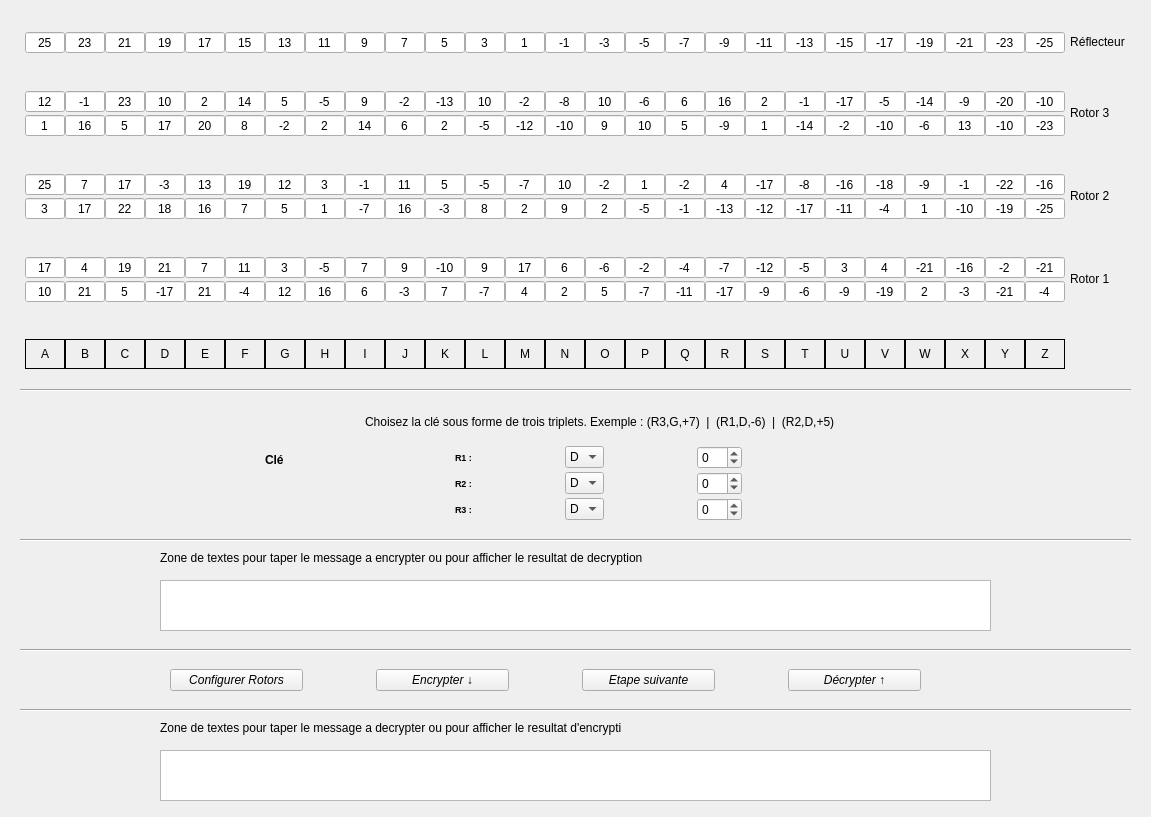
This is ui/qt.ui in PyTaki/TpMachineEnigma as Qt 5 draws it before an edit. The edited form follows.
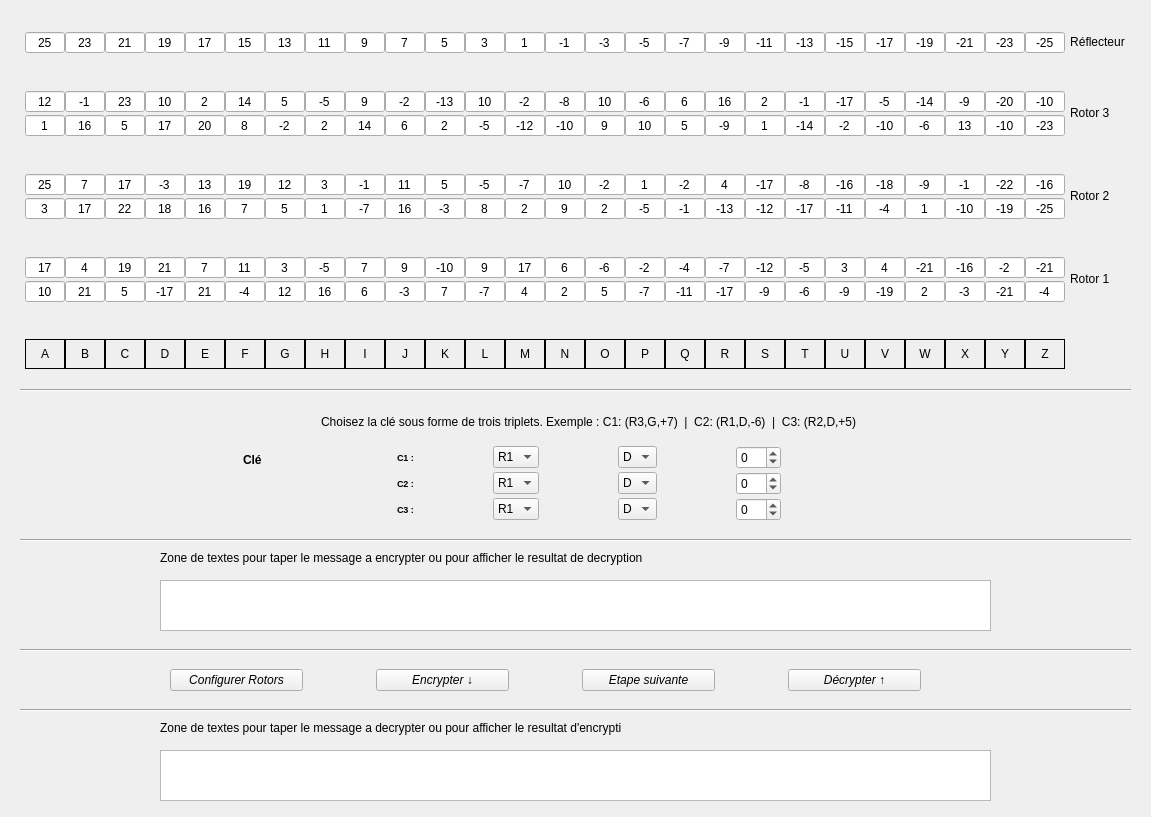
This is the edited form. Icons and pictures are not drawn.

Commit message: il reste que le decalage de des rotors lors de l'(en/de)cryption

```diff
--- a/ui/qt.ui
+++ b/ui/qt.ui
@@ -7438,7 +7438,7 @@
          </font>
         </property>
         <property name="text">
-         <string>Choisez la clé sous forme de trois triplets. Exemple : (R3,G,+7)  |  (R1,D,-6)  |  (R2,D,+5)</string>
+         <string>Choisez la clé sous forme de trois triplets. Exemple : C1: (R3,G,+7)  |  C2: (R1,D,-6)  |  C3: (R2,D,+5)</string>
         </property>
        </widget>
       </item>
@@ -7475,10 +7475,35 @@
            </font>
           </property>
           <property name="text">
-           <string>R1 :</string>
+           <string>C1 :</string>
           </property>
          </widget>
         </item>
+        <item>
+         <widget class="QComboBox" name="c1_R">
+          <property name="sizePolicy">
+           <sizepolicy hsizetype="Fixed" vsizetype="Fixed">
+            <horstretch>0</horstretch>
+            <verstretch>0</verstretch>
+           </sizepolicy>
+          </property>
+          <item>
+           <property name="text">
+            <string>R1</string>
+           </property>
+          </item>
+          <item>
+           <property name="text">
+            <string>R2</string>
+           </property>
+          </item>
+          <item>
+           <property name="text">
+            <string>R3</string>
+           </property>
+          </item>
+         </widget>
+        </item>
         <item>
          <widget class="QComboBox" name="c1_DG">
           <property name="sizePolicy">
@@ -7547,10 +7572,35 @@
            </font>
           </property>
           <property name="text">
-           <string>R2 :</string>
+           <string>C2 :</string>
           </property>
          </widget>
         </item>
+        <item>
+         <widget class="QComboBox" name="c2_R">
+          <property name="sizePolicy">
+           <sizepolicy hsizetype="Fixed" vsizetype="Fixed">
+            <horstretch>0</horstretch>
+            <verstretch>0</verstretch>
+           </sizepolicy>
+          </property>
+          <item>
+           <property name="text">
+            <string>R1</string>
+           </property>
+          </item>
+          <item>
+           <property name="text">
+            <string>R2</string>
+           </property>
+          </item>
+          <item>
+           <property name="text">
+            <string>R3</string>
+           </property>
+          </item>
+         </widget>
+        </item>
         <item>
          <widget class="QComboBox" name="c2_DG">
           <property name="sizePolicy">
@@ -7619,10 +7669,35 @@
            </font>
           </property>
           <property name="text">
-           <string>R3 :</string>
+           <string>C3 :</string>
           </property>
          </widget>
         </item>
+        <item>
+         <widget class="QComboBox" name="c3_R">
+          <property name="sizePolicy">
+           <sizepolicy hsizetype="Fixed" vsizetype="Fixed">
+            <horstretch>0</horstretch>
+            <verstretch>0</verstretch>
+           </sizepolicy>
+          </property>
+          <item>
+           <property name="text">
+            <string>R1</string>
+           </property>
+          </item>
+          <item>
+           <property name="text">
+            <string>R2</string>
+           </property>
+          </item>
+          <item>
+           <property name="text">
+            <string>R3</string>
+           </property>
+          </item>
+         </widget>
+        </item>
         <item>
          <widget class="QComboBox" name="c3_DG">
           <property name="sizePolicy">
```
Left out of the diff: 6 changed lines with no effect on the pictures. The commit also changes 2 other files.
